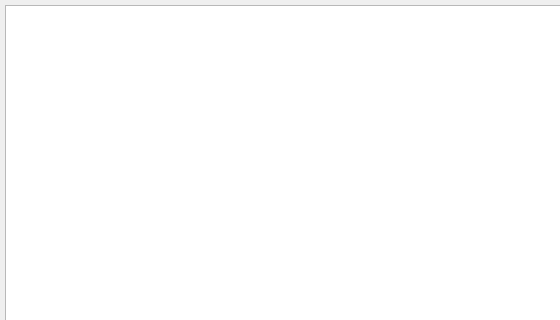
Old version of the form src/plugins/statuschanger/editstatusdialog.ui in the repository vacuum-im/vacuum-im; both pictures show x 0 to 560 and y 0 to 320 of the 642 by 539 pixel window.
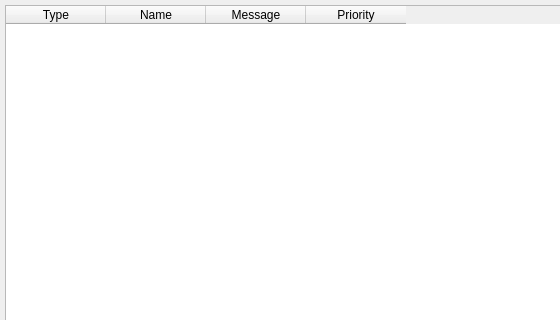
New version of the form.

The edit to the form file:
```diff
--- a/src/plugins/statuschanger/editstatusdialog.ui
+++ b/src/plugins/statuschanger/editstatusdialog.ui
@@ -23,11 +23,48 @@
       <number>0</number>
      </property>
      <property name="columnCount">
-      <number>0</number>
+      <number>4</number>
      </property>
      <attribute name="horizontalHeaderHighlightSections">
       <bool>false</bool>
      </attribute>
+     <attribute name="verticalHeaderVisible">
+      <bool>false</bool>
+     </attribute>
+     <column>
+      <property name="text">
+       <string>Type</string>
+      </property>
+      <property name="toolTip">
+       <string>Status type&lt;br&gt;
+Types for standard statuses are grayed out.
+You can set status class for additional statuses defined by you.</string>
+      </property>
+     </column>
+     <column>
+      <property name="text">
+       <string>Name</string>
+      </property>
+      <property name="toolTip">
+       <string>Status name displayed in status change menu</string>
+      </property>
+     </column>
+     <column>
+      <property name="text">
+       <string>Message</string>
+      </property>
+      <property name="toolTip">
+       <string>Status message</string>
+      </property>
+     </column>
+     <column>
+      <property name="text">
+       <string>Priority</string>
+      </property>
+      <property name="toolTip">
+       <string>Status priority</string>
+      </property>
+     </column>
     </widget>
    </item>
    <item>
```
Left out of the diff: 6 changed lines with no effect on the pictures.
